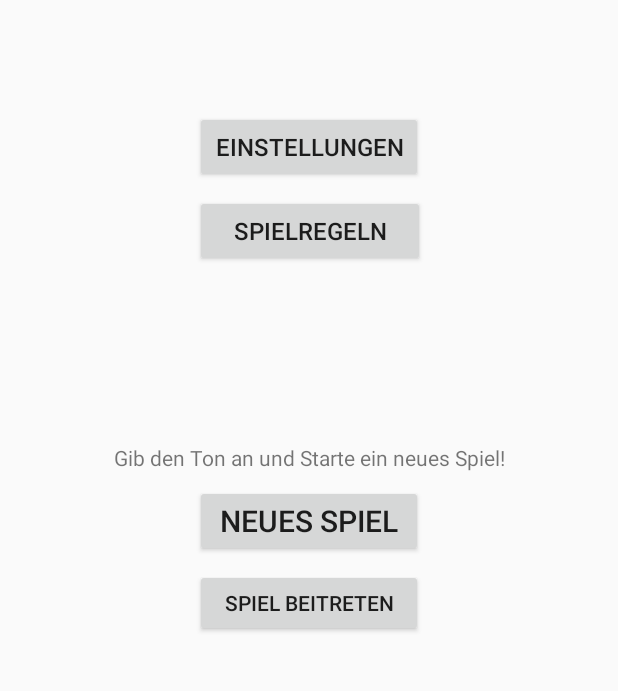
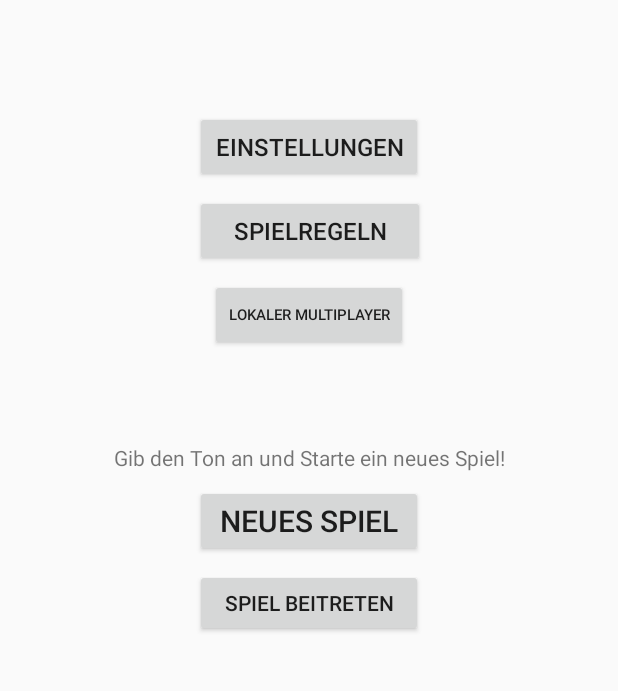
Before and after one commit to fabioziegler/Mensch-aergere-Dich-nicht, an Android app: the Hauptmenue screen opened directly, with no data from a screen before it, on a phone screen of 412 x 824 dp, the part 144-835 px from its top. Run offline under Robolectric (Android 15) with nearby library versions, the phone set to English and light mode, and no system bars.

Commit message:
Lokaler Multiplayer
Commit Fail: 2. Commit

```diff
--- a/app/src/main/java/com/vintagetechnologies/menschaergeredichnicht/Hauptmenue.java
+++ b/app/src/main/java/com/vintagetechnologies/menschaergeredichnicht/Hauptmenue.java
@@ -15,7 +15,7 @@ public class Hauptmenue extends AppCompatActivity {
     private Button btnOpenSettings;
     private Button btnHostGame;
     private Button btnJoinGame;
-
+    private Button btnLocalMultiplayer;
 
     private void btnShowRulesClicked(){
         // TODO: implement layout
@@ -71,11 +71,19 @@ public class Hauptmenue extends AppCompatActivity {
         btnOpenSettings = (Button)(findViewById(R.id.btnOpenSettings));
         btnHostGame = (Button)(findViewById(R.id.btnHostGame));
         btnJoinGame = (Button)(findViewById(R.id.btnJoinGame));
+        btnLocalMultiplayer = (Button)(findViewById(R.id.btnLocalMultiplayer));
 
         btnShowRules.setOnClickListener(new OnClickListener() {
             @Override
             public void onClick(View v) {
                 btnShowRulesClicked();
+            }
+        });
+
+        btnLocalMultiplayer.setOnClickListener(new OnClickListener() {
+            @Override
+            public void onClick(View v) {
+                startActivity(new Intent(Hauptmenue.this, Spieloberflaeche.class));
             }
         });
 
--- a/app/src/main/res/layout/activity_hauptmenue.xml
+++ b/app/src/main/res/layout/activity_hauptmenue.xml
@@ -83,5 +83,18 @@
         app:layout_constraintTop_toBottomOf="@+id/btnHostGame"
         app:layout_constraintVertical_bias="0.0" />
 
+    <Button
+        android:id="@+id/btnLocalMultiplayer"
+        android:layout_width="wrap_content"
+        android:layout_height="wrap_content"
+        android:layout_marginLeft="8dp"
+        android:layout_marginRight="8dp"
+        android:layout_marginTop="8dp"
+        android:text="Lokaler Multiplayer"
+        android:textSize="10sp"
+        app:layout_constraintLeft_toLeftOf="parent"
+        app:layout_constraintRight_toRightOf="parent"
+        app:layout_constraintTop_toBottomOf="@+id/btnShowRules" />
+
 
 </android.support.constraint.ConstraintLayout>
```
Also changed, not shown: app/src/main/java/com/vintagetechnologies/menschaergeredichnicht/Spieloberflaeche.java (+45 -3 lines), app/src/main/java/com/vintagetechnologies/menschaergeredichnicht/dummies/DummyDice.java (+15 -7 lines), app/src/main/java/com/vintagetechnologies/menschaergeredichnicht/dummies/DummyDiceOld.java (+5 -5 lines), app/src/main/java/com/vintagetechnologies/menschaergeredichnicht/view/BoardView.java (+3 -10 lines), app/src/main/res/layout/activity_spieloberflaeche.xml (+6 -6 lines).
